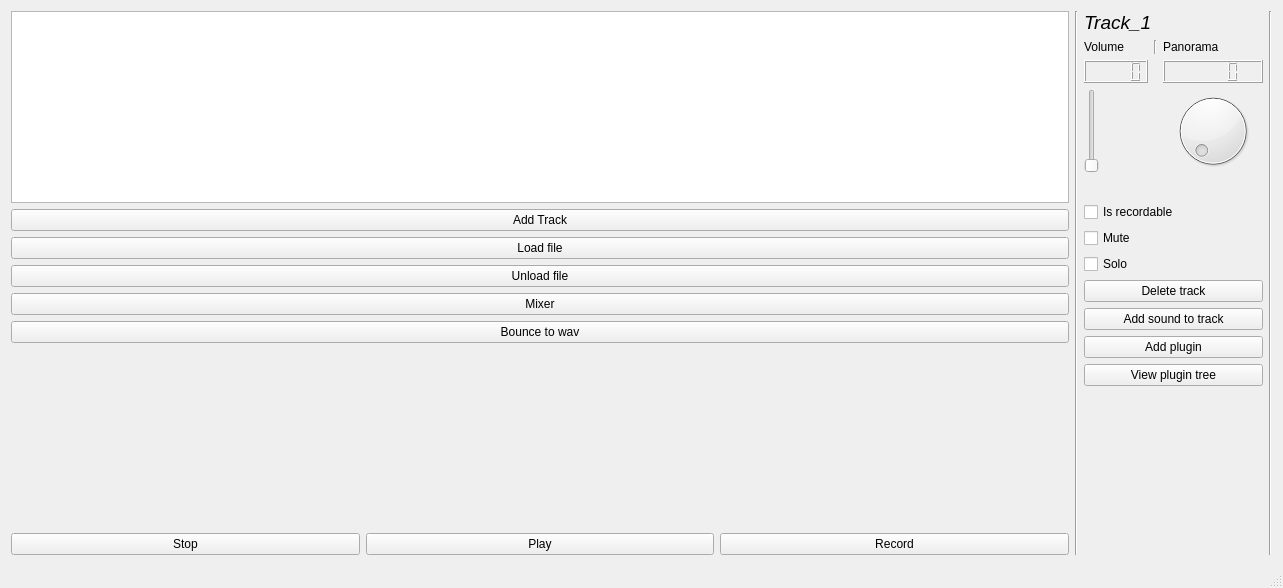
Above: src/mainwindow.ui from kevlarsweetheart/Sound_Lab before the change. Below: the same form after it.
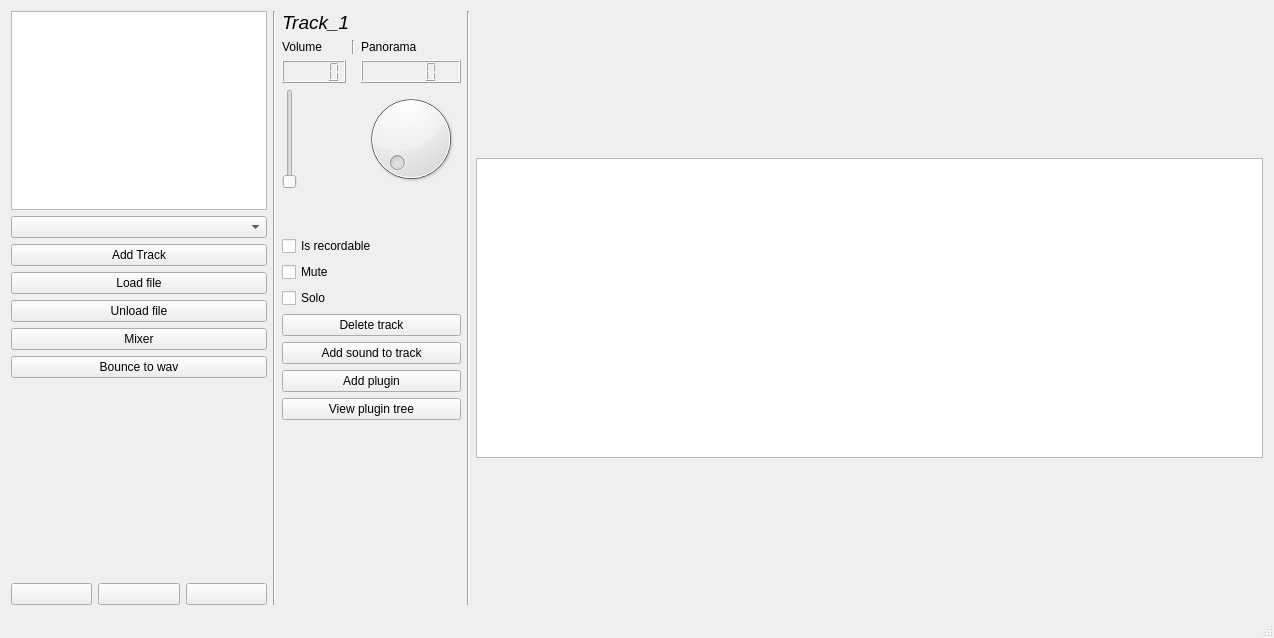
That is the form after the change. Icons and pictures are not drawn.

Commit message: Fixed file manager, added qgrapview, added ctrl icons

```diff
--- a/src/mainwindow.ui
+++ b/src/mainwindow.ui
@@ -6,19 +6,34 @@
    <rect>
     <x>0</x>
     <y>0</y>
-    <width>1283</width>
-    <height>588</height>
+    <width>1274</width>
+    <height>638</height>
    </rect>
   </property>
   <property name="windowTitle">
    <string>Editor</string>
   </property>
+  <property name="documentMode">
+   <bool>false</bool>
+  </property>
+  <property name="tabShape">
+   <enum>QTabWidget::Rounded</enum>
+  </property>
   <widget class="QWidget" name="centralWidget">
-   <layout class="QHBoxLayout" name="horizontalLayout_2">
+   <property name="enabled">
+    <bool>true</bool>
+   </property>
+   <layout class="QHBoxLayout" name="horizontalLayout_2" stretch="0,0,0,0,1">
+    <property name="sizeConstraint">
+     <enum>QLayout::SetNoConstraint</enum>
+    </property>
     <item>
      <layout class="QVBoxLayout" name="verticalLayout">
       <item>
-       <widget class="QListView" name="fileList"/>
+       <widget class="QListView" name="infoWindow"/>
+      </item>
+      <item>
+       <widget class="QComboBox" name="comboBox"/>
       </item>
       <item>
        <widget class="QPushButton" name="addTrack_btn">
@@ -69,25 +84,70 @@
        </spacer>
       </item>
       <item>
-       <layout class="QHBoxLayout" name="horizontalLayout">
+       <layout class="QHBoxLayout" name="horizontalLayout" stretch="0,0,0">
         <item>
          <widget class="QPushButton" name="stop_btn">
           <property name="text">
-           <string>Stop</string>
+           <string/>
+          </property>
+          <property name="icon">
+           <iconset resource="pics.qrc">
+            <normaloff>:/new/ctrl/pics/256-256-707bd27e3a6340527708217c6eadb7c9.png</normaloff>:/new/ctrl/pics/256-256-707bd27e3a6340527708217c6eadb7c9.png</iconset>
+          </property>
+          <property name="flat">
+           <bool>false</bool>
           </property>
          </widget>
         </item>
         <item>
          <widget class="QPushButton" name="play_btn">
           <property name="text">
-           <string>Play</string>
+           <string/>
+          </property>
+          <property name="icon">
+           <iconset resource="pics.qrc">
+            <normaloff>:/new/ctrl/pics/375.png</normaloff>:/new/ctrl/pics/375.png</iconset>
+          </property>
+          <property name="flat">
+           <bool>false</bool>
           </property>
          </widget>
         </item>
         <item>
          <widget class="QPushButton" name="record_btn">
+          <property name="sizePolicy">
+           <sizepolicy hsizetype="Minimum" vsizetype="Fixed">
+            <horstretch>0</horstretch>
+            <verstretch>0</verstretch>
+           </sizepolicy>
+          </property>
+          <property name="baseSize">
+           <size>
+            <width>0</width>
+            <height>0</height>
+           </size>
+          </property>
           <property name="text">
-           <string>Record</string>
+           <string/>
+          </property>
+          <property name="icon">
+           <iconset resource="pics.qrc">
+            <normaloff>:/new/ctrl/pics/record-512.png</normaloff>:/new/ctrl/pics/record-512.png</iconset>
+          </property>
+          <property name="iconSize">
+           <size>
+            <width>20</width>
+            <height>20</height>
+           </size>
+          </property>
+          <property name="autoRepeatDelay">
+           <number>300</number>
+          </property>
+          <property name="default">
+           <bool>false</bool>
+          </property>
+          <property name="flat">
+           <bool>false</bool>
           </property>
          </widget>
         </item>
@@ -250,6 +310,44 @@
       </property>
      </widget>
     </item>
+    <item>
+     <layout class="QVBoxLayout" name="verticalLayout_6">
+      <property name="sizeConstraint">
+       <enum>QLayout::SetDefaultConstraint</enum>
+      </property>
+      <item>
+       <widget class="QGraphicsView" name="graphicsView_3">
+        <property name="sizePolicy">
+         <sizepolicy hsizetype="Expanding" vsizetype="Minimum">
+          <horstretch>0</horstretch>
+          <verstretch>0</verstretch>
+         </sizepolicy>
+        </property>
+        <property name="minimumSize">
+         <size>
+          <width>0</width>
+          <height>100</height>
+         </size>
+        </property>
+        <property name="maximumSize">
+         <size>
+          <width>16777215</width>
+          <height>300</height>
+         </size>
+        </property>
+        <property name="cursor" stdset="0">
+         <cursorShape>CrossCursor</cursorShape>
+        </property>
+        <property name="mouseTracking">
+         <bool>true</bool>
+        </property>
+        <property name="verticalScrollBarPolicy">
+         <enum>Qt::ScrollBarAlwaysOff</enum>
+        </property>
+       </widget>
+      </item>
+     </layout>
+    </item>
    </layout>
   </widget>
   <widget class="QStatusBar" name="statusBar"/>
```
Left out of the diff: 4 changed lines with no effect on the pictures. The commit also changes 10 other files.
